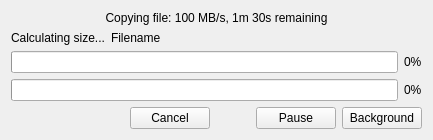
Old version of the form qt-app/src/progressdialogs/ccopymovedialog.ui in the repository VioletGiraffe/file-commander.
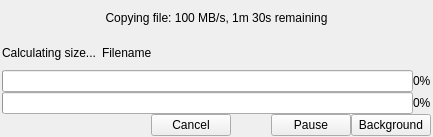
New version of the form. Custom widgets are drawn as their Qt base class.

Commit message: More compact copy/move dialog

The edit to the form file:
```diff
--- a/qt-app/src/progressdialogs/ccopymovedialog.ui
+++ b/qt-app/src/progressdialogs/ccopymovedialog.ui
@@ -20,6 +20,21 @@
    <string>Dialog</string>
   </property>
   <layout class="QVBoxLayout" name="verticalLayout">
+   <property name="spacing">
+    <number>0</number>
+   </property>
+   <property name="leftMargin">
+    <number>2</number>
+   </property>
+   <property name="topMargin">
+    <number>0</number>
+   </property>
+   <property name="rightMargin">
+    <number>2</number>
+   </property>
+   <property name="bottomMargin">
+    <number>1</number>
+   </property>
    <item>
     <widget class="QLabel" name="_lblOperationName">
      <property name="text">
@@ -32,6 +47,9 @@
    </item>
    <item>
     <layout class="QHBoxLayout" name="horizontalLayout_3" stretch="0,1">
+     <property name="spacing">
+      <number>6</number>
+     </property>
      <item>
       <widget class="QLabel" name="_lblNumFiles">
        <property name="text">
```
Left out of the diff: 12 changed lines with no effect on the pictures.
